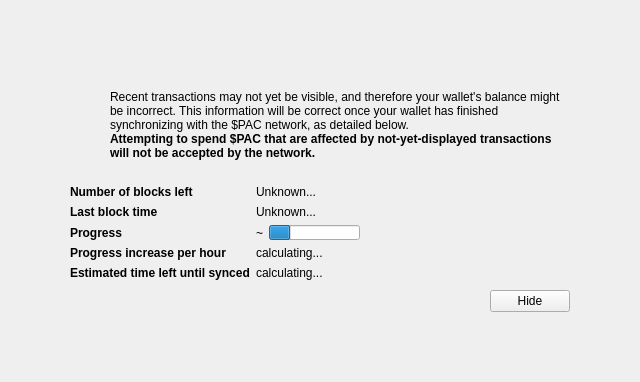
Before: the Qt Designer form src/qt/forms/modaloverlay.ui in PACCommunity/PAC, drawn with Qt 5.
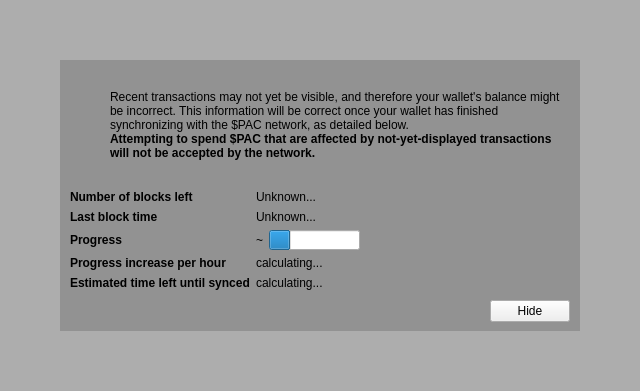
After: the same form once the commit is applied. Icons and pictures are not drawn. Custom widgets are drawn as their Qt base class.

Commit message:
CSS styles for main menu toolbar and mainwindow, choose between themes
- implementing personalized font
- new icons and assets for pac
- toolbar modified
- now the user can change between new pac theme and other css themes.
- modifications to overview page

```diff
--- a/src/qt/forms/modaloverlay.ui
+++ b/src/qt/forms/modaloverlay.ui
@@ -7,7 +7,7 @@
     <x>0</x>
     <y>0</y>
     <width>640</width>
-    <height>382</height>
+    <height>391</height>
    </rect>
   </property>
   <property name="windowTitle">
@@ -32,7 +32,9 @@
    <item>
     <widget class="QWidget" name="bgWidget" native="true">
      <property name="styleSheet">
-      <string notr="true"/>
+      <string notr="true">#bgWidget, #contentWidget{
+background-color: rgba(128,128,128,0.6)
+}</string>
      </property>
      <layout class="QVBoxLayout" name="verticalLayoutMain" stretch="0">
       <property name="leftMargin">
```
Left out of the diff: 13 changed lines with no effect on the pictures. The commit also changes 7 other files.
